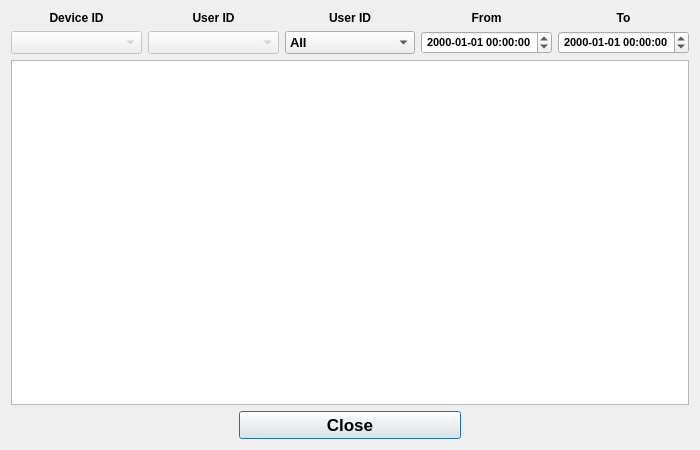
This is ArduinoGatekeeperAdmin/Forms/LogExplorer.ui in AdrianoGoede/ArduinoGatekeeper as Qt 5 draws it before an edit. The edited form follows.
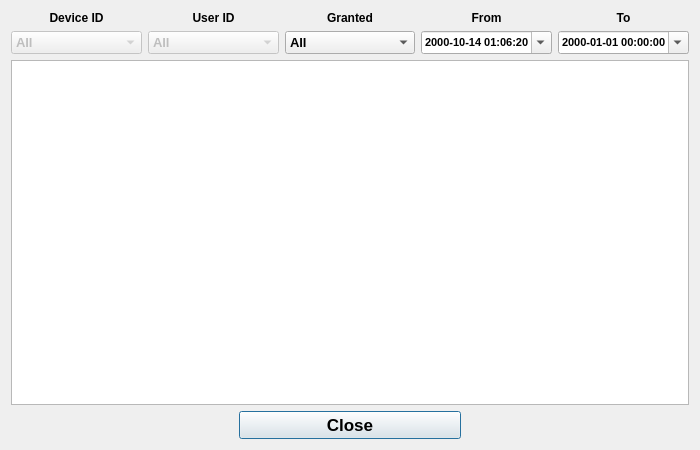
This is the edited form. Icons and pictures are not drawn.

```diff
--- a/ArduinoGatekeeperAdmin/Forms/LogExplorer.ui
+++ b/ArduinoGatekeeperAdmin/Forms/LogExplorer.ui
@@ -57,7 +57,7 @@
         </font>
        </property>
        <property name="text">
-        <string>User ID</string>
+        <string>Granted</string>
        </property>
        <property name="alignment">
         <set>Qt::AlignmentFlag::AlignCenter</set>
@@ -105,6 +105,11 @@
          <bold>true</bold>
         </font>
        </property>
+       <item>
+        <property name="text">
+         <string>All</string>
+        </property>
+       </item>
       </widget>
      </item>
      <item row="1" column="1">
@@ -118,6 +123,11 @@
          <bold>true</bold>
         </font>
        </property>
+       <item>
+        <property name="text">
+         <string>All</string>
+        </property>
+       </item>
       </widget>
      </item>
      <item row="1" column="2">
@@ -162,9 +172,22 @@
        <property name="alignment">
         <set>Qt::AlignmentFlag::AlignCenter</set>
        </property>
+       <property name="dateTime">
+        <datetime>
+         <hour>1</hour>
+         <minute>6</minute>
+         <second>20</second>
+         <year>2000</year>
+         <month>10</month>
+         <day>14</day>
+        </datetime>
+       </property>
        <property name="displayFormat">
         <string>yyyy-MM-dd hh:mm:ss</string>
        </property>
+       <property name="calendarPopup">
+        <bool>true</bool>
+       </property>
       </widget>
      </item>
      <item row="1" column="4">
@@ -181,6 +204,9 @@
        <property name="displayFormat">
         <string>yyyy-MM-dd hh:mm:ss</string>
        </property>
+       <property name="calendarPopup">
+        <bool>true</bool>
+       </property>
       </widget>
      </item>
     </layout>
```
Left out of the diff: 4 changed lines with no effect on the pictures.
